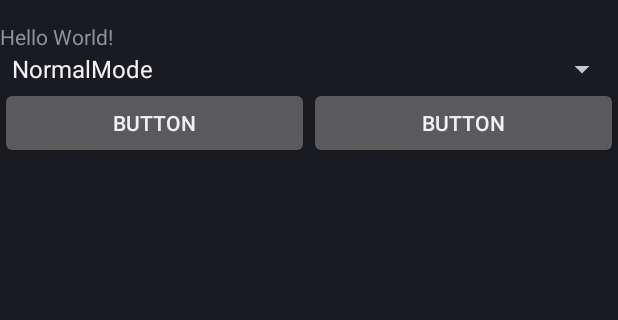
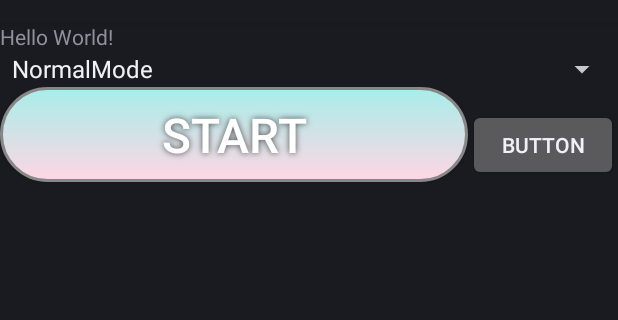
Before and after one commit to souya09/SampleCameraXA, an Android app: the layout activity_main.xml on its own in the app's theme, with its tools: preview values and no code run, on a phone screen of 412 x 824 dp, the part 62-382 px from its top. Run offline under Robolectric (Android 15) with nearby library versions, the phone set to English and light mode, and no system bars.

Commit message:
ボタンの色が反映されねぇ！！！！！！！！！なんで！！！！！！！！！！！！！！！！！！

```diff
--- /dev/null
+++ b/app/src/main/res/drawable/buttonshape.xml
@@ -0,0 +1,26 @@
+<?xml version="1.0" encoding="utf-8"?>
+<shape xmlns:android="http://schemas.android.com/apk/res/android" android:shape="rectangle" >
+    <corners
+        android:radius="100dp"
+        />
+    <gradient
+        android:startColor="#A8EDEA"
+        android:endColor="#FED6E3"
+        android:type="linear"
+        android:angle="60"
+        />
+    <padding
+        android:left="0dp"
+        android:top="0dp"
+        android:right="0dp"
+        android:bottom="0dp"
+        />
+    <size
+        android:width="300dp"
+        android:height="63dp"
+        />
+    <stroke
+        android:width="2dp"
+        android:color="#878787"
+        />
+</shape>
--- a/app/src/main/res/layout/activity_main.xml
+++ b/app/src/main/res/layout/activity_main.xml
@@ -26,10 +26,18 @@
 
         <Button
             android:id="@+id/btnStart"
+            android:layout_weight="1"
+            android:textAlignment="center"
+            android:text="Start"
+            android:textColor="#FFFFFF"
+            android:textSize="32sp"
             android:layout_width="wrap_content"
             android:layout_height="wrap_content"
-            android:layout_weight="1"
-            android:text="Button" />
+            android:background="@drawable/buttonshape"
+            android:shadowColor="#474747"
+            android:shadowDx="0"
+            android:shadowDy="0"
+            android:shadowRadius="5" />
 
         <Button
             android:id="@+id/btnEnd"
--- a/app/src/main/res/values/colors.xml
+++ b/app/src/main/res/values/colors.xml
@@ -7,4 +7,8 @@
     <color name="teal_700">#FF018786</color>
     <color name="black">#FF000000</color>
     <color name="white">#FFFFFFFF</color>
+    <color name="colorPrimary">#3F51B5</color>
+    <color name="colorPrimaryDark">#303F9F</color>
+    <color name="colorAccent">#FF4081</color>
+    <color name="clearButtonPressed">#33000000</color>
 </resources>
```
Also changed, not shown: app/src/main/AndroidManifest.xml (+11 -5 lines), app/src/main/java/jp/ac/hec/cm0107/samplecamerax/CameraActivity.java (+12 -18 lines), app/src/main/res/layout/activity_camera.xml (+7 -1 lines).
